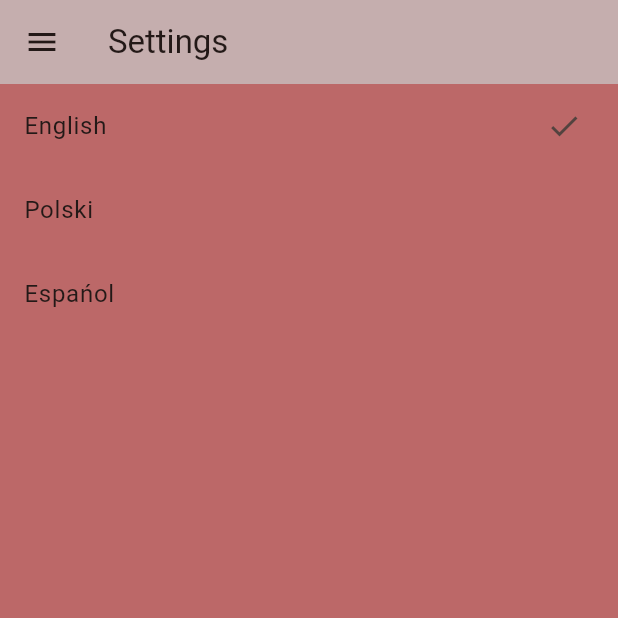
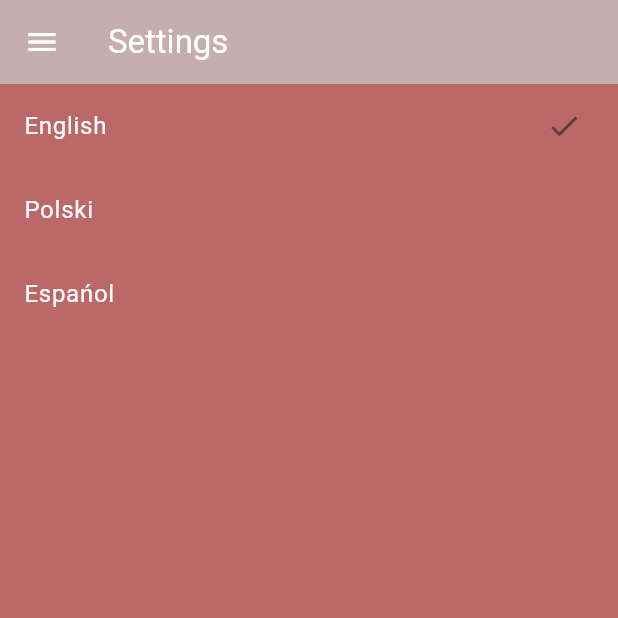
Before and after one commit to sandrawar/PerfectPaws, a Flutter app: the SettingsScreen screen opened by its route, on a phone screen of 412 x 824 dp, the top half of it. Run offline on Flutter 3.47's test engine with Material 3 defaults, Android fonts, the phone set to English and light mode, and no system bars; our stand-ins replace camera, cloud_firestore, connectivity_plus, firebase_auth, firebase_core, firebase_storage and 5 more; accounts and stored records are empty; generated files the repository leaves out were written again; network calls fail.

Commit message:
minor aestethic and translations improvments

```diff
--- a/lib/auth/login_screen.dart
+++ b/lib/auth/login_screen.dart
@@ -57,6 +57,7 @@ class LoginScreenState extends State<LoginScreen> {
                 hintStyle:
                     TextStyle(color: Colors.white.withValues(alpha: 0.7)),
               ),
+              style: const TextStyle(color: Colors.white),
             ),
             TextField(
               controller: _passwordController,
@@ -67,6 +68,7 @@ class LoginScreenState extends State<LoginScreen> {
                 hintStyle:
                     TextStyle(color: Colors.white.withValues(alpha: 0.7)),
               ),
+              style: const TextStyle(color: Colors.white)
             ),
             const SizedBox(height: 20),
             ElevatedButton(
--- a/lib/language/settings_screen.dart
+++ b/lib/language/settings_screen.dart
@@ -40,27 +40,28 @@ class SettingsScreenState extends State<SettingsScreen>
         leading: IconButton(
           alignment: Alignment.topLeft,
           icon: const Icon(Icons.menu),
+          color: Colors.white,
           onPressed: () {
             toggle();
           },
         ),
-        title: Text(AppLocalizations.of(context)?.settings ?? 'Settings'),
+        title: Text(AppLocalizations.of(context)?.settings ?? 'Settings', style: const TextStyle(color: Colors.white)),
       ),
       backgroundColor: const Color.fromRGBO(188, 104, 104, 1),
       body: ListView(
         children: [
           ListTile(
-            title: const Text('English'),
+            title: const Text('English', style: TextStyle(color: Colors.white)),
             trailing: currentLocale == 'en' ? const Icon(Icons.check) : null,
             onTap: () => localeProvider.setLocale(const Locale('en')),
           ),
           ListTile(
-            title: const Text('Polski'),
+            title: const Text('Polski', style: TextStyle(color: Colors.white)),
             trailing: currentLocale == 'pl' ? const Icon(Icons.check) : null,
             onTap: () => localeProvider.setLocale(const Locale('pl')),
           ),
           ListTile(
-            title: const Text('Espańol'),
+            title: const Text('Espańol', style: TextStyle(color: Colors.white)),
             trailing: currentLocale == 'es' ? const Icon(Icons.check) : null,
             onTap: () => localeProvider.setLocale(const Locale('es')),
           ),
--- a/lib/menu_screen.dart
+++ b/lib/menu_screen.dart
@@ -6,6 +6,7 @@ import 'package:perfect_paws/dogs_list_logic/dogs_list_screen.dart';
 import 'package:perfect_paws/language/settings_screen.dart';
 import 'package:perfect_paws/messages/message_list_screen.dart';
 import 'volunteer_features/volunteer_dog_list_screen.dart';
+import 'package:flutter_gen/gen_l10n/app_localizations.dart';
 
 class MenuScreen extends StatelessWidget {
   MenuScreen({super.key});
@@ -14,6 +15,7 @@ class MenuScreen extends StatelessWidget {
 
   @override
   Widget build(BuildContext context) {
+    final localizations = AppLocalizations.of(context)!;
     return Scaffold(
       appBar: AppBar(
         backgroundColor: const Color.fromRGBO(188, 104, 104, 1),
@@ -29,7 +31,7 @@ class MenuScreen extends StatelessWidget {
           _buildMenuItem(
             context,
             icon: Icons.home,
-            text: "Home",
+            text: localizations.dogs,
             onTap: () => Navigator.push(
               context,
               MaterialPageRoute(builder: (context) => const DogsListScreen()),
@@ -38,7 +40,7 @@ class MenuScreen extends StatelessWidget {
           _buildMenuItem(
             context,
             icon: Icons.message,
-            text: "Messages",
+            text: localizations.yoursMessages,
             onTap: () => Navigator.push(
               context,
               MaterialPageRoute(
@@ -48,7 +50,7 @@ class MenuScreen extends StatelessWidget {
           _buildMenuItem(
             context,
             icon: Icons.settings,
-            text: "Settings",
+            text: localizations.settings,
             onTap: () => Navigator.push(
               context,
               MaterialPageRoute(builder: (context) => const SettingsScreen()),
@@ -64,7 +66,7 @@ class MenuScreen extends StatelessWidget {
                 return _buildMenuItem(
                   context,
                   icon: Icons.pets,
-                  text: "My Posters",
+                  text: localizations.myDogs,
                   onTap: () => Navigator.push(
                     context,
                     MaterialPageRoute(
@@ -78,7 +80,7 @@ class MenuScreen extends StatelessWidget {
           _buildMenuItem(
             context,
             icon: Icons.exit_to_app,
-            text: "Logout",
+            text: localizations.logOut,
             onTap: () => _logout(context),
           ),
         ],
@@ -132,6 +134,7 @@ class MenuScreen extends StatelessWidget {
   }
 
   void _logout(BuildContext context) async {
+    final localizations = AppLocalizations.of(context)!;
     try {
       await FirebaseAuth.instance.signOut();
       if (context.mounted) {
@@ -140,7 +143,7 @@ class MenuScreen extends StatelessWidget {
     } catch (e) {
       if (context.mounted) {
         ScaffoldMessenger.of(context).showSnackBar(
-          SnackBar(content: Text("Error while logging out: $e")),
+          SnackBar(content: Text("${localizations.error}: $e")),
         );
       }
     }
--- a/lib/volunteer_features/add_dog_form.dart
+++ b/lib/volunteer_features/add_dog_form.dart
@@ -96,6 +96,8 @@ class AddDogFormState extends State<AddDogForm> {
   }
 
   Future<String> _uploadImageToFirebase(XFile image) async {
+
+    final localizations = AppLocalizations.of(context)!;
     try {
       final file = File(image.path);
       final storageReference = FirebaseStorage.instance
@@ -107,7 +109,7 @@ class AddDogFormState extends State<AddDogForm> {
       final imageUrl = await storageReference.getDownloadURL();
       return imageUrl;
     } catch (e) {
-      throw Exception("Nie udało się przesłać zdjęcia do Firebase Storage");
+      throw Exception(localizations.error);
     }
   }
 
@@ -338,7 +340,7 @@ class AddDogFormState extends State<AddDogForm> {
       } catch (e) {
         if (mounted) {
           ScaffoldMessenger.of(context).showSnackBar(
-            SnackBar(content: Text('Błąd: $e')),
+            SnackBar(content: Text('${localizations!.error}: $e')),
           );
         }
       }
```
Also changed, not shown: lib/auth/register_screen.dart (+13 -6 lines), lib/dogs_list_logic/dog_card.dart (+2 -5 lines), lib/dogs_list_logic/dog_detail_card.dart (+9 -6 lines), lib/dogs_list_logic/dogs_list_screen.dart (+5 -3 lines), lib/l10n/app_en.arb (+10 -2 lines), lib/l10n/app_es.arb (+12 -5 lines), lib/l10n/app_pl.arb (+13 -5 lines), lib/main.dart (+4 -12 lines), lib/volunteer_features/dog_details_edit_screen.dart (+5 -6 lines).
